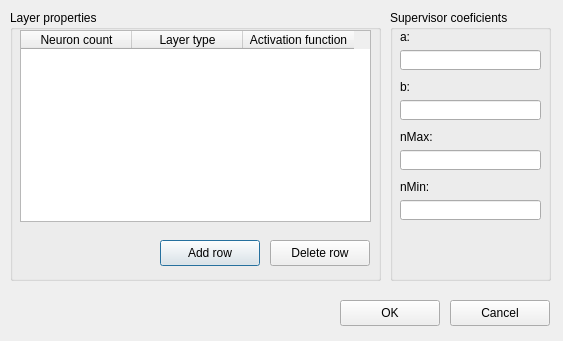
The window that app/ConfDialog.ui (tom3q/cowiek-maupa) describes before a commit, drawn with Qt 5.
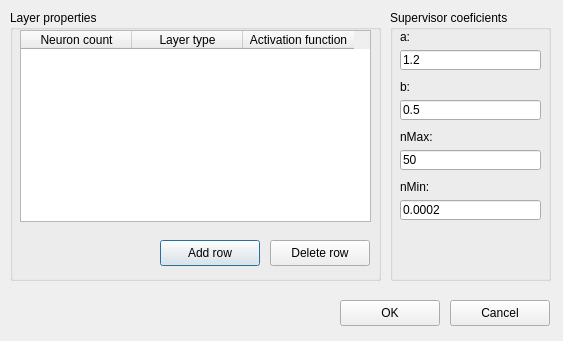
The same window after the commit.

```diff
--- a/app/ConfDialog.ui
+++ b/app/ConfDialog.ui
@@ -177,6 +177,9 @@
       <height>20</height>
      </rect>
     </property>
+    <property name="text">
+     <string>1.2</string>
+    </property>
    </widget>
    <widget class="QLineEdit" name="bEdit">
     <property name="geometry">
@@ -187,6 +190,9 @@
       <height>20</height>
      </rect>
     </property>
+    <property name="text">
+     <string>0.5</string>
+    </property>
    </widget>
    <widget class="QLineEdit" name="nMaxEdit">
     <property name="geometry">
@@ -197,6 +203,9 @@
       <height>20</height>
      </rect>
     </property>
+    <property name="text">
+     <string>50</string>
+    </property>
    </widget>
    <widget class="QLineEdit" name="nMinEdit">
     <property name="geometry">
@@ -207,6 +216,9 @@
       <height>20</height>
      </rect>
     </property>
+    <property name="text">
+     <string>0.0002</string>
+    </property>
    </widget>
   </widget>
   <widget class="QPushButton" name="okButton">
```
